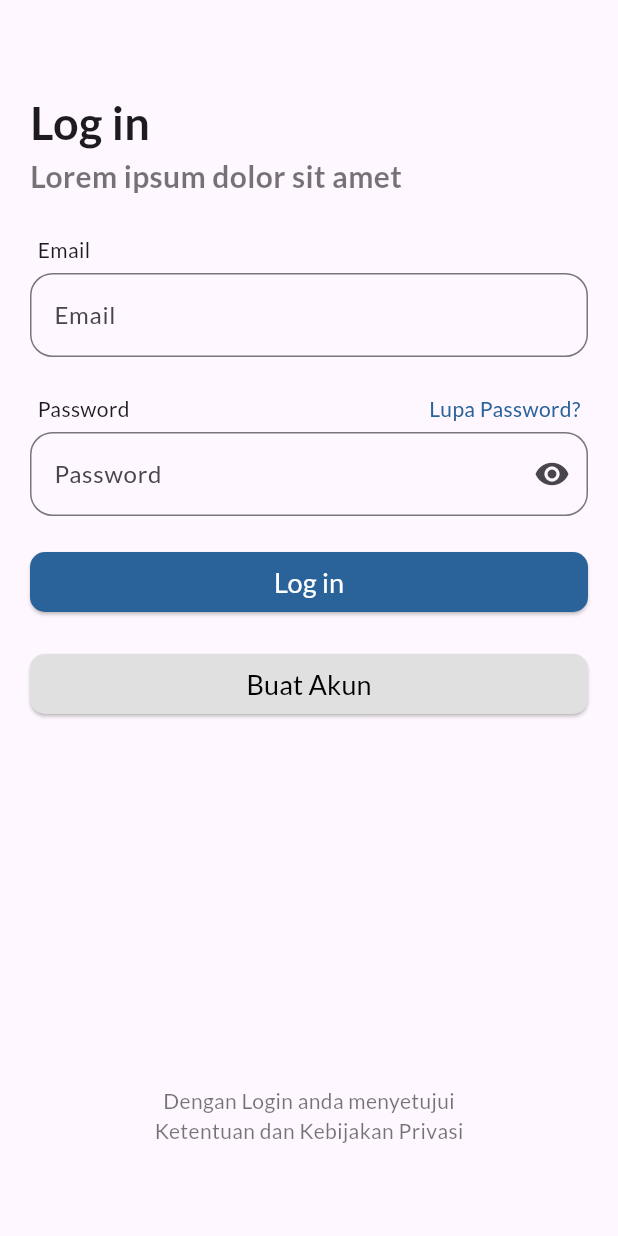
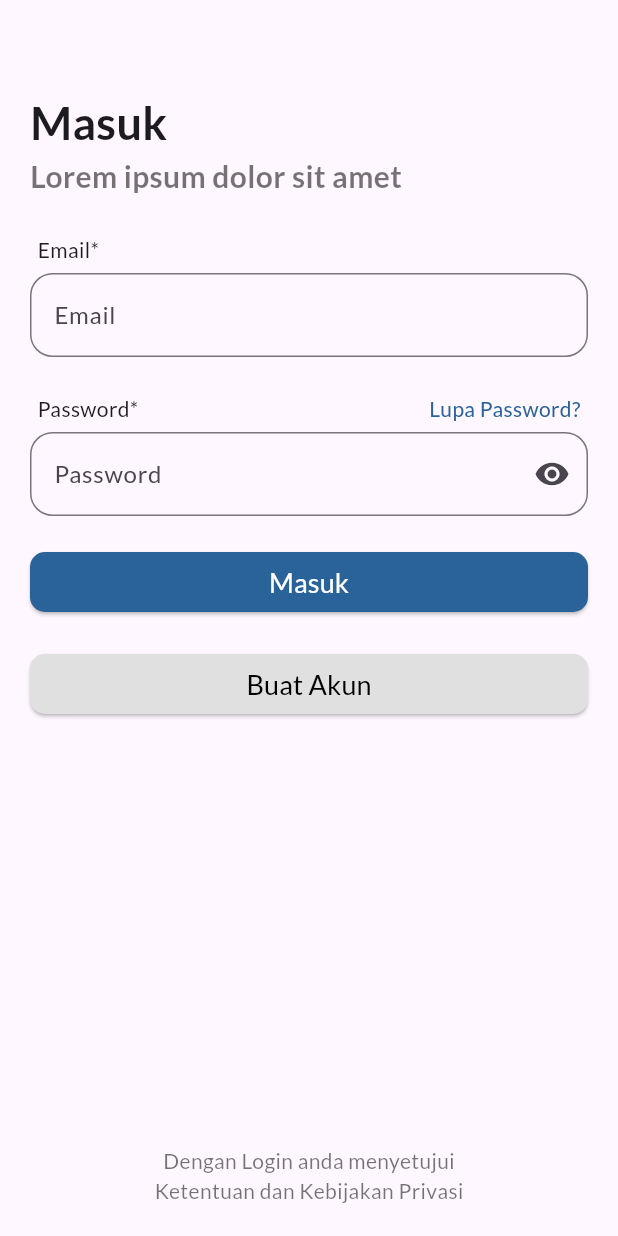
Before and after one commit to NoviarPutra/flutter_pos_app, a Flutter app: the screen it shows after launch, on a phone screen of 412 x 824 dp. Run offline on Flutter 3.47's test engine with Material 3 defaults, Android fonts, the phone set to English and light mode, and no system bars; drawn by our look-alikes of flutter_form_builder; our stand-ins replace dio, flutter_dotenv, flutter_easyloading, form_builder_validators, get, get_storage and 1 more.

Commit message:
done login

```diff
--- a/lib/app/modules/auth/login/views/login_view.dart
+++ b/lib/app/modules/auth/login/views/login_view.dart
@@ -15,17 +15,15 @@ class LoginView extends GetView<LoginController> {
   @override
   Widget build(BuildContext context) {
     return Scaffold(
-      body: Column(
-        crossAxisAlignment: CrossAxisAlignment.start,
-        children: [
-          Expanded(
+      body: SafeArea(
+        child: SingleChildScrollView(
           child: Container(
-              margin: const EdgeInsets.symmetric(horizontal: 20, vertical: 60),
+            padding: const EdgeInsets.symmetric(horizontal: 20, vertical: 60),
             child: Column(
               crossAxisAlignment: CrossAxisAlignment.start,
               children: [
                 const Text(
-                    "Log in",
+                  "Masuk",
                   style: TextStyle(
                     fontSize: 30,
                     fontWeight: FontWeight.bold,
@@ -46,12 +44,15 @@ class LoginView extends GetView<LoginController> {
                     child: Column(
                       crossAxisAlignment: CrossAxisAlignment.start,
                       children: [
-                          const TitleForm(title: "Email"),
+                        const TitleForm(title: "Email*"),
                         BasicFormText(
                           name: "email",
                           hintText: "Email",
                           keyboardType: TextInputType.emailAddress,
-                            validator: FormBuilderValidators.required(),
+                          validator: FormBuilderValidators.compose([
+                            FormBuilderValidators.required(),
+                            FormBuilderValidators.email(),
+                          ]),
                         ),
                         const SizedBox(height: 20),
                         Container(
@@ -62,7 +63,7 @@ class LoginView extends GetView<LoginController> {
                           child: Row(
                             mainAxisAlignment: MainAxisAlignment.spaceBetween,
                             children: [
-                                const Text("Password"),
+                              const Text("Password*"),
                               InkWell(
                                 onTap: () {},
                                 child: const Text(
@@ -78,7 +79,9 @@ class LoginView extends GetView<LoginController> {
                           hintText: "Password",
                           obsecureText: controller.obscureText.value,
                           keyboardType: TextInputType.visiblePassword,
-                            validator: FormBuilderValidators.required(),
+                          validator: FormBuilderValidators.compose([
+                            FormBuilderValidators.required(),
+                          ]),
                           suffixIcon: InkWell(
                             onTap: () => controller.obscureText.value =
                                 !controller.obscureText.value,
@@ -91,7 +94,7 @@ class LoginView extends GetView<LoginController> {
                         ),
                         const SizedBox(height: 20),
                         BasicElevatedButton(
-                            title: "Log in",
+                          title: "Masuk",
                           onPressed: () => controller.login(),
                           isLoading: controller.isLoading.value,
                         ),
@@ -106,11 +109,15 @@ class LoginView extends GetView<LoginController> {
                     ),
                   ),
                 ),
-                  Expanded(
-                    child: Container(
-                      alignment: Alignment.bottomCenter,
+              ],
+            ),
+          ),
+        ),
+      ),
+      bottomNavigationBar: Container(
+        padding: const EdgeInsets.symmetric(horizontal: 20, vertical: 20),
         child: const Column(
-                        mainAxisAlignment: MainAxisAlignment.end,
+          mainAxisSize: MainAxisSize.min,
           children: [
             Text(
               "Dengan Login anda menyetujui",
@@ -127,13 +134,6 @@ class LoginView extends GetView<LoginController> {
           ],
         ),
       ),
-                  ),
-                ],
-              ),
-            ),
-          ),
-        ],
-      ),
     );
   }
 }
--- a/lib/app/services/authentication_service.dart
+++ b/lib/app/services/authentication_service.dart
@@ -8,7 +8,7 @@ class AuthenticationService {
 
   Future<LoginResponseModel> login({Map<String, dynamic>? data}) async {
     final service = DioInstance().service;
-    final response = await service.post('/login', data: data);
+    final response = await service.post('/authentication/login', data: data);
     return LoginResponseModel.fromJson(response.data);
   }
 }
--- a/pubspec.yaml
+++ b/pubspec.yaml
@@ -13,10 +13,13 @@ dependencies:
   flutter_dotenv: ^5.1.0
   flutter_easyloading: ^3.0.5
   flutter_form_builder: ^9.3.0
+  flutter_localizations:
+    sdk: flutter
   form_builder_validators: ^10.0.1
   get: 4.6.6
   get_storage: ^2.1.1
   infinite_scroll_pagination: ^4.0.0
+  intl: ^0.19.0
 
 dev_dependencies:
   flutter_lints: 4.0.0
```
Also changed, not shown: lib/app/data/dio.dart (+26 -5 lines), lib/app/data/interceptor.dart (added, +20 -0 lines), lib/app/modules/auth/login/controllers/login_controller.dart (+9 -13 lines), lib/main.dart (+11 -1 lines), pubspec.lock. Lines whose indentation alone changed are shown as unchanged.
